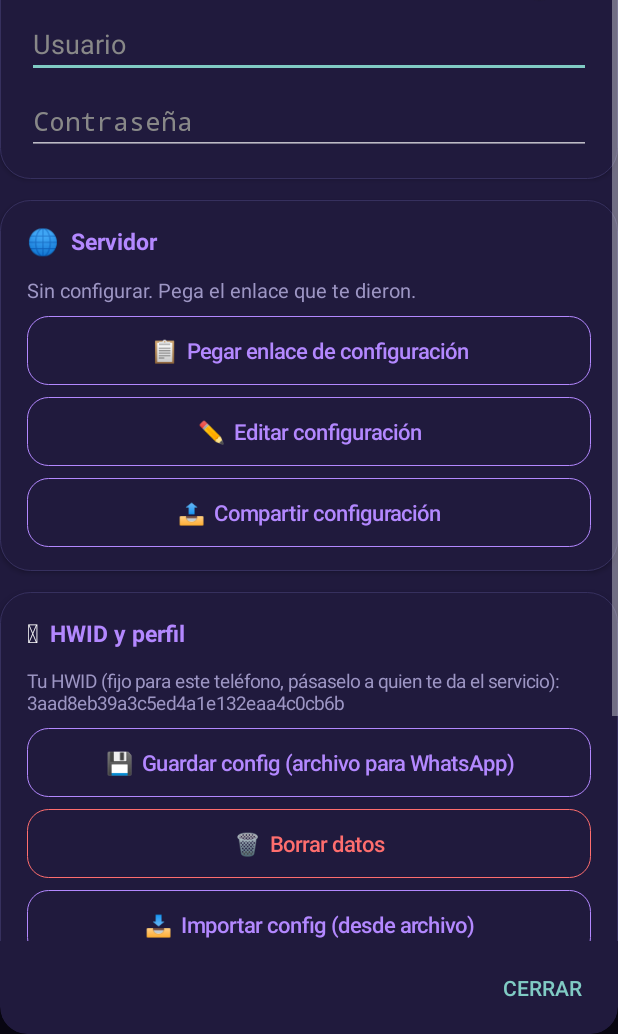
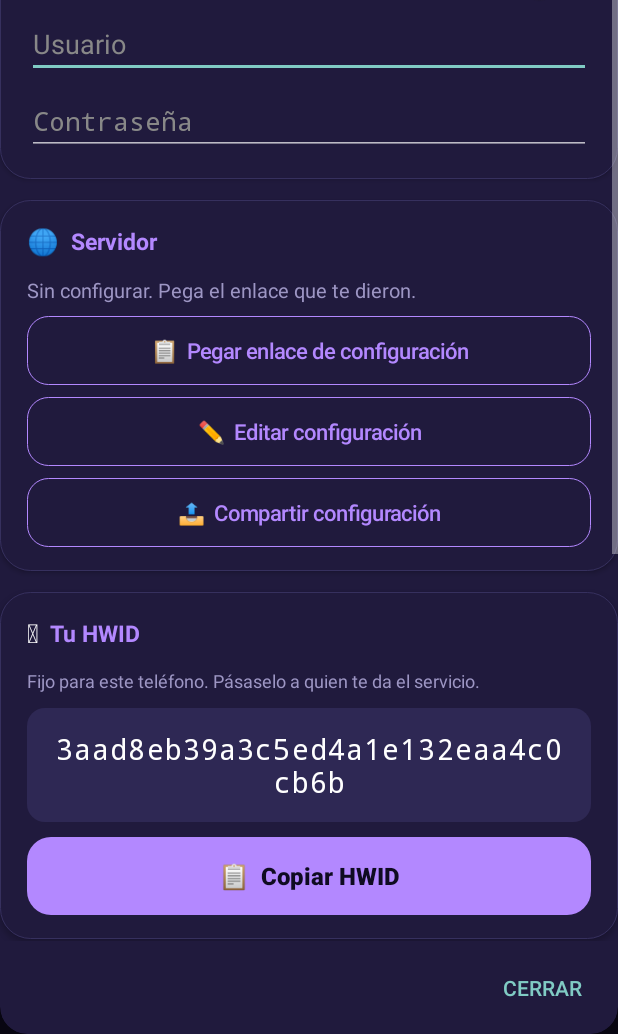
Before and after one commit to adri40606941-ui/Zumo, an Android app: the screen it shows after launch (MainActivity), after a tap on an icon or button, on a phone screen of 412 x 824 dp, the part 202-1236 px from its top. Run offline under Robolectric (Android 15) with nearby library versions, the phone set to English and light mode, and no system bars.

Commit message:
Oculta host/payload del servidor en la pantalla de config, importa sin mostrar detalles, y el HWID ahora tiene su propio cuadro grande con boton de copiar

```diff
--- a/android/app/src/main/java/com/zumo/vpn/MainActivity.kt
+++ b/android/app/src/main/java/com/zumo/vpn/MainActivity.kt
@@ -248,7 +248,7 @@ class MainActivity : Activity() {
         cLogin.addView(boxLogin)
         col.addView(cLogin)
 
-        // configuración del servidor
+        // configuración del servidor (sin mostrar el host/payload reales: solo si está configurado o no)
         val cCfg = tarjeta()
         seccion(cCfg, "🌐", "Servidor")
         tvConfig = texto("", 13.5f, TEXTO_SUAVE)
@@ -258,19 +258,37 @@ class MainActivity : Activity() {
         cCfg.addView(botonSecundario("📤  Compartir configuración") { compartir() })
         col.addView(cCfg)
 
-        // HWID + perfil completo (servidor + inicio de sesión) en un archivo para enviar por WhatsApp
+        // HWID en su propio cuadro, grande y con botón de copiar (para que no haya error al pasarlo)
         val cHwid = tarjeta()
-        seccion(cHwid, "🪪", "HWID y perfil")
-        tvHwid = texto("", 12.5f, TEXTO_SUAVE).apply {
+        seccion(cHwid, "🪪", "Tu HWID")
+        texto("Fijo para este teléfono. Pásaselo a quien te da el servicio.", 12f, TEXTO_SUAVE).apply {
+            layoutParams = LinearLayout.LayoutParams(ViewGroup.LayoutParams.MATCH_PARENT, ViewGroup.LayoutParams.WRAP_CONTENT).apply { bottomMargin = dp(10) }
+        }.also { cHwid.addView(it) }
+        val valorHwid = Hwid.get(this)
+        tvHwid = texto(valorHwid, 19f, Color.WHITE, true).apply {
             setTextIsSelectable(true)
-            text = "Tu HWID (fijo para este teléfono, pásaselo a quien te da el servicio):\n" + Hwid.get(this@MainActivity)
+            gravity = Gravity.CENTER
+            typeface = Typeface.MONOSPACE
+            letterSpacing = 0.04f
+            background = redondo(Color.parseColor("#2E2854"), 12)
+            setPadding(dp(14), dp(14), dp(14), dp(14))
             layoutParams = LinearLayout.LayoutParams(ViewGroup.LayoutParams.MATCH_PARENT, ViewGroup.LayoutParams.WRAP_CONTENT)
         }
         cHwid.addView(tvHwid)
-        cHwid.addView(botonSecundario("💾  Guardar config (archivo para WhatsApp)") { guardarConfigArchivo() })
-        cHwid.addView(botonSecundario("🗑  Borrar datos", ROJO) { borrarDatos() })
-        cHwid.addView(botonSecundario("📥  Importar config (desde archivo)") { importarConfigArchivo() })
+        cHwid.addView(botonPrimario("📋  Copiar HWID", ACENTO) {
+            val cm = getSystemService(Context.CLIPBOARD_SERVICE) as ClipboardManager
+            cm.setPrimaryClip(ClipData.newPlainText("HWID", valorHwid))
+            aviso("HWID copiado")
+        })
         col.addView(cHwid)
+
+        // perfil completo (servidor + inicio de sesión) en un archivo para enviar por WhatsApp
+        val cPerfil = tarjeta()
+        seccion(cPerfil, "📁", "Perfil (servidor + login)")
+        cPerfil.addView(botonSecundario("💾  Guardar config (archivo para WhatsApp)") { guardarConfigArchivo() })
+        cPerfil.addView(botonSecundario("📥  Importar config (desde archivo)") { importarConfigArchivo() })
+        cPerfil.addView(botonSecundario("🗑  Borrar datos", ROJO) { borrarDatos() })
+        col.addView(cPerfil)
 
         // estabilidad de la conexión
         val cEst = tarjeta()
@@ -304,8 +322,9 @@ class MainActivity : Activity() {
     private fun refrescar() {
         if (::tvConfig.isInitialized) {
             val c = prefs.config
+            // No se muestran host/payload acá: son datos del servidor, no algo para exponer en pantalla.
             tvConfig.text = if (c == null || c.host.isBlank()) "Sin configurar. Pega el enlace que te dieron."
-            else "${c.name}\n${c.host}:${c.sshPort}  ·  " + (if (c.payload.isBlank()) "SSH directo" else "SSH + payload") + (if (c.tls) " + TLS" else "")
+            else "✔ Configurado: \"${c.name}\""
         }
         val corr = ZumoVpnService.corriendo
         val con = ZumoVpnService.conectado
@@ -440,26 +459,6 @@ class MainActivity : Activity() {
             }.setNegativeButton("Cancelar", null).show()
     }
 
-    private fun confirmarImportarPerfil(p: Perfil) {
-        val c = p.cfg
-        val detalle = StringBuilder()
-            .append("Servidor: ${c.host}:${c.sshPort}\n")
-            .append("Payload: " + if (c.payload.isBlank()) "ninguno (SSH directo)" else "sí\n\n${c.payload}")
-            .append(if (c.tls) "\n\nTLS: sí" + (if (c.sni.isNotBlank()) " (SNI: ${c.sni})" else "") else "")
-            .append("\n\nInicio de sesión: " + if (p.useHwid) "HWID de este teléfono" else if (p.user.isNotBlank()) "usuario \"${p.user}\"" else "sin cambios")
-        val tv = texto(detalle.toString(), 13f, Color.WHITE).apply { setTextIsSelectable(true) }
-        val sv = ScrollView(this).apply {
-            addView(LinearLayout(this@MainActivity).apply {
-                orientation = LinearLayout.VERTICAL
-                setPadding(dp(20), dp(8), dp(20), 0)
-                addView(tv)
-            })
-        }
-        dialogo("Importar \"${c.name}\"", sv)
-            .setPositiveButton("Guardar") { _, _ -> importarPerfil(p) }
-            .setNegativeButton("Cancelar", null).mostrar()
-    }
-
     private fun importarDesdeIntent(i: Intent?) {
         val uri = i?.data ?: return
         when (uri.scheme) {
@@ -569,7 +568,7 @@ class MainActivity : Activity() {
             val texto = contentResolver.openInputStream(uri)?.use { it.readBytes().toString(Charsets.UTF_8) }
             val p = texto?.let { Perfil.desdeTexto(it) }
             if (p == null) { aviso("El archivo no es una configuración válida de Zumo VPN"); return }
-            confirmarImportarPerfil(p)
+            importarPerfil(p)
         } catch (e: Exception) {
             aviso("No se pudo leer el archivo: ${e.message}")
         }
```
